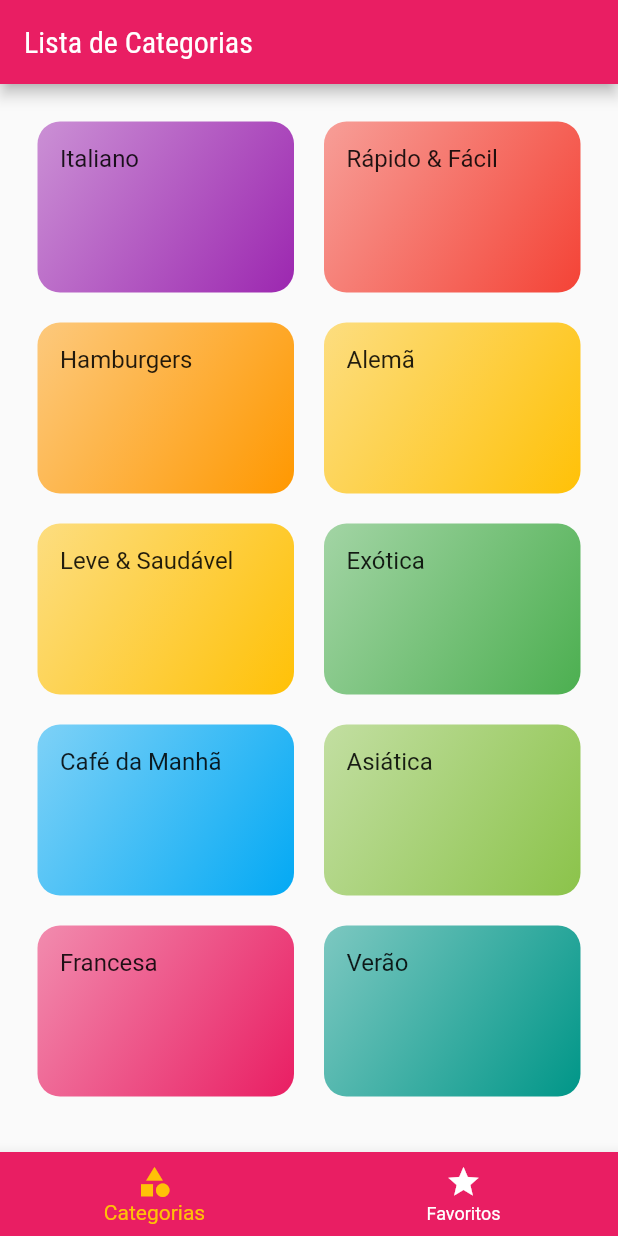
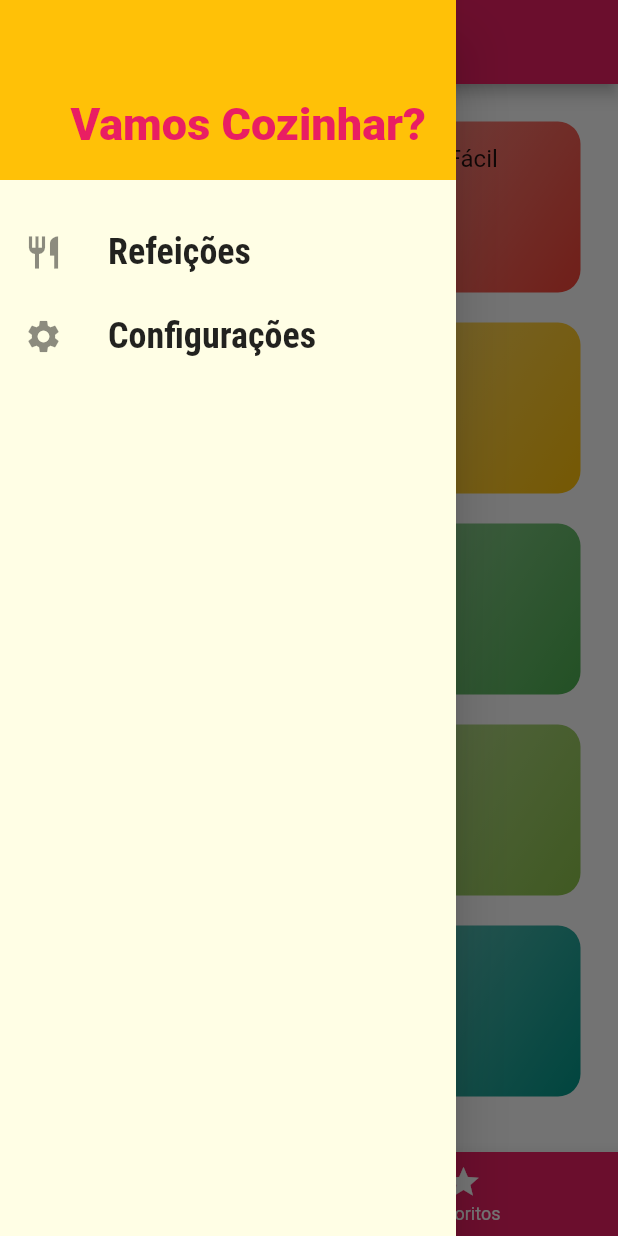
Before and after one commit to tizoic/flutter-meals, a Flutter app: the screen it shows after launch, with the side drawer open (before the commit the screen has no drawer), on a phone screen of 412 x 824 dp. Run offline on Flutter 3.47's test engine with Material 2 defaults, Android fonts, the phone set to English and light mode, and no system bars.

Commit message:
Include drawer

```diff
--- /dev/null
+++ b/meals/lib/components/main_drawer.dart
@@ -0,0 +1,53 @@
+import 'package:flutter/material.dart';
+import 'package:flutter/src/foundation/key.dart';
+import 'package:flutter/src/widgets/framework.dart';
+
+class MainDrawer extends StatelessWidget {
+  const MainDrawer({Key? key}) : super(key: key);
+
+  Widget _createItem(IconData icon, String label) {
+    return ListTile(
+      leading: Icon(
+        icon,
+        size: 26,
+      ),
+      title: Text(
+        label,
+        style: TextStyle(
+          fontFamily: 'RobotoCondensed',
+          fontSize: 24,
+          fontWeight: FontWeight.bold,
+        ),
+      ),
+      onTap: () {},
+    );
+  }
+
+  @override
+  Widget build(BuildContext context) {
+    return Drawer(
+      child: Column(
+        children: [
+          Container(
+            height: 120,
+            width: double.infinity,
+            padding: EdgeInsets.all(20),
+            color: Theme.of(context).colorScheme.secondary,
+            alignment: Alignment.bottomRight,
+            child: Text(
+              'Vamos Cozinhar?',
+              style: TextStyle(
+                fontWeight: FontWeight.w900,
+                fontSize: 30,
+                color: Theme.of(context).colorScheme.primary,
+              ),
+            ),
+          ),
+          SizedBox(height: 20),
+          _createItem(Icons.restaurant, 'Refeições'),
+          _createItem(Icons.settings, 'Configurações'),
+        ],
+      ),
+    );
+  }
+}
--- a/meals/lib/screens/tabs_screen.dart
+++ b/meals/lib/screens/tabs_screen.dart
@@ -1,4 +1,5 @@
 import 'package:flutter/material.dart';
+import 'package:meals/components/main_drawer.dart';
 import 'package:meals/screens/categories_screen.dart';
 import 'package:meals/screens/favorite_screen.dart';
 
@@ -17,10 +18,7 @@ class _TabsScreenState extends State<TabsScreen> {
     FavoriteScreen(),
   ];
 
-  final List<String> titles = [
-    'Lista de Categorias',
-    'Meus Favoritos'
-  ];
+  final List<String> titles = ['Lista de Categorias', 'Meus Favoritos'];
 
   _selectScreen(int index) {
     setState(() {
@@ -34,6 +32,7 @@ class _TabsScreenState extends State<TabsScreen> {
       appBar: AppBar(
         title: Text(titles[_selectedScreenIndex]),
       ),
+      drawer: MainDrawer(),
       body: _screens[_selectedScreenIndex],
       bottomNavigationBar: BottomNavigationBar(
         backgroundColor: Theme.of(context).colorScheme.primary,
```
